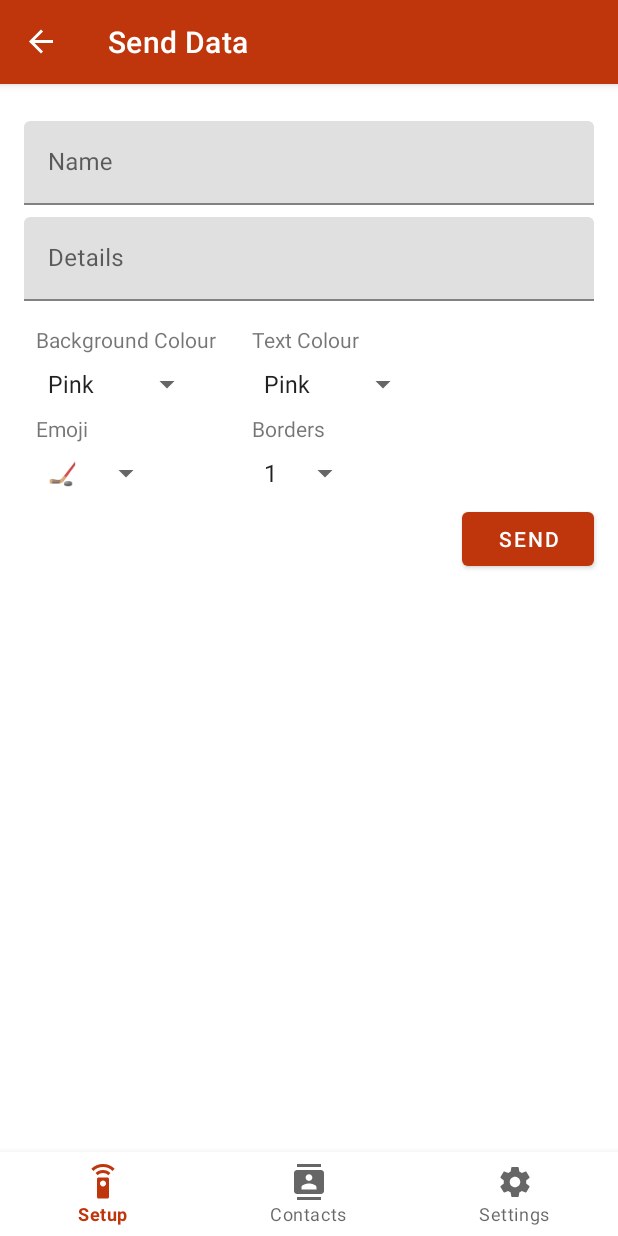
After one commit to Briggybros/Uni-Interactive-Devices, an Android app: the SendDataFragment screen opened through its navigation route, on a phone screen of 412 x 824 dp. The commit adds this screen. Run offline under Robolectric (Android 15) with nearby library versions, the phone set to English and light mode, and no system bars; our stand-ins replace Firebase (no records; nobody signed in at launch, a user with empty details on screens opened directly), navigation-ui; libraries missing offline, so code that uses them is left out: com.firebase.ui.

Commit message:
Add additional options for display data

```diff
--- a/android/app/src/main/java/rocket/team/interactivelanyard/AssignBadgeFragment.kt
+++ b/android/app/src/main/java/rocket/team/interactivelanyard/AssignBadgeFragment.kt
@@ -39,8 +39,7 @@ class AssignBadgeFragment : Fragment() {
         viewModel.isFetching.observe(this, Observer<Boolean> {
             Log.d(TAG, "Is Fetching: $it")
             assignButton.isEnabled = !it
-            Log.d(TAG, "Activity: ${activity.toString()}")
-            (activity as MainActivity).toggleProgressBar()
+            (activity as MainActivity).setProgressBar(it)
         })
 
         viewModel.resultLiveData.observe(this, Observer<String> {
--- a/android/app/src/main/java/rocket/team/interactivelanyard/ContactRequestFragment.kt
+++ b/android/app/src/main/java/rocket/team/interactivelanyard/ContactRequestFragment.kt
@@ -56,7 +56,7 @@ class ContactRequestFragment : Fragment() {
         })
 
         viewModel.isFetching.observe(this, Observer {
-            (activity as MainActivity).toggleProgressBar()
+            (activity as MainActivity).setProgressBar(it)
         })
     }
 
--- a/android/app/src/main/java/rocket/team/interactivelanyard/MainActivity.kt
+++ b/android/app/src/main/java/rocket/team/interactivelanyard/MainActivity.kt
@@ -12,7 +12,7 @@ import com.firebase.ui.auth.AuthUI
 import com.firebase.ui.auth.ErrorCodes
 import com.firebase.ui.auth.IdpResponse
 import com.google.firebase.auth.FirebaseAuth
-import kotlinx.android.synthetic.main.main_activity2_activity.*
+import kotlinx.android.synthetic.main.main_activity.*
 import java.util.*
 
 class MainActivity : AppCompatActivity() {
@@ -40,7 +40,7 @@ class MainActivity : AppCompatActivity() {
                     .build(), RC_SIGN_IN)
         }
 
-        setContentView(R.layout.main_activity2_activity)
+        setContentView(R.layout.main_activity)
         setSupportActionBar(toolbar)
 
         val navController = findNavController(R.id.nav_host_fragment)
@@ -73,7 +73,7 @@ class MainActivity : AppCompatActivity() {
         }
     }
 
-    fun toggleProgressBar() {
+    fun setProgressBar(enable: Boolean) {
         topProgressBar.visibility = if (topProgressBar.visibility == View.VISIBLE) View.INVISIBLE else View.VISIBLE
     }
 }
--- /dev/null
+++ b/android/app/src/main/java/rocket/team/interactivelanyard/SendDataFragment.kt
@@ -0,0 +1,97 @@
+package rocket.team.interactivelanyard
+
+import android.os.Bundle
+import android.util.Log
+import android.view.LayoutInflater
+import android.view.View
+import android.view.ViewGroup
+import android.widget.AdapterView
+import android.widget.Toast
+import androidx.fragment.app.Fragment
+import androidx.lifecycle.ViewModelProviders
+import kotlinx.android.synthetic.main.send_data_fragment.*
+import rocket.team.interactivelanyard.viewmodel.MainViewModel
+
+class SendDataFragment : Fragment() {
+    companion object {
+        fun newInstance() = ContactRequestFragment()
+        private const val TAG = "SendDataFragment"
+    }
+
+    private lateinit var backgroundColorVal: String
+    private lateinit var textColorVal: String
+    private lateinit var emojiVal: String
+    private lateinit var borderVal: String
+    private val viewModel: MainViewModel by lazy {
+        ViewModelProviders.of(this).get(MainViewModel::class.java)
+    }
+
+    override fun onCreateView(inflater: LayoutInflater, container: ViewGroup?,
+                              savedInstanceState: Bundle?): View? {
+        return inflater.inflate(R.layout.send_data_fragment, container, false)
+    }
+
+    override fun onActivityCreated(savedInstanceState: Bundle?) {
+        super.onActivityCreated(savedInstanceState)
+
+        backgroundColorSpinner.onItemSelectedListener = object : AdapterView.OnItemSelectedListener {
+            override fun onNothingSelected(parent: AdapterView<*>?) {
+                backgroundColorVal = "WHITE"
+            }
+
+            override fun onItemSelected(parent: AdapterView<*>?, view: View?, pos: Int, id: Long) {
+                backgroundColorVal = (parent?.getItemAtPosition(pos) as String).toUpperCase()
+            }
+        }
+
+        textColorSpinner.onItemSelectedListener = object : AdapterView.OnItemSelectedListener {
+            override fun onNothingSelected(parent: AdapterView<*>?) {
+                textColorVal = "WHITE"
+            }
+
+            override fun onItemSelected(parent: AdapterView<*>?, view: View?, pos: Int, id: Long) {
+                textColorVal = (parent?.getItemAtPosition(pos) as String).toUpperCase()
+            }
+        }
+
+        emojiSpinner.onItemSelectedListener = object : AdapterView.OnItemSelectedListener {
+            private val keys = resources.getStringArray(R.array.emojis_keys)
+            override fun onItemSelected(parent: AdapterView<*>?, view: View?, pos: Int, id: Long) {
+                emojiVal = keys[pos]
+            }
+
+            override fun onNothingSelected(p0: AdapterView<*>?) {
+                emojiVal = keys[0]
+            }
+        }
+
+        borderSpinner.onItemSelectedListener = object : AdapterView.OnItemSelectedListener {
+            override fun onNothingSelected(parent: AdapterView<*>?) {
+                borderVal = "1"
+            }
+
+            override fun onItemSelected(parent: AdapterView<*>?, view: View?, pos: Int, id: Long) {
+                borderVal = (parent?.getItemAtPosition(pos) as String).toUpperCase()
+            }
+        }
+
+        sendButton.setOnClickListener {
+            val name = nameEditText.text.toString()
+            val deets = deetsEditText.text.toString()
+            val data = "{" +
+                    "\"name\": \"$name\", " +
+                    "\"deets\": \"$deets\"" +
+                    "\"backgroundColor\": \"$backgroundColorVal\"" +
+                    "\"textColor\": \"$textColorVal\"" +
+                    "\"emoji\": \"$emojiVal\"" +
+                    "\"border\": \"$borderVal\"" +
+                    "}"
+            val succ = viewModel.sendData(data)
+            if (succ) {
+                Toast.makeText(context, "Sent data", Toast.LENGTH_SHORT).show()
+            } else {
+                Toast.makeText(context, "Could not send data", Toast.LENGTH_SHORT).show()
+            }
+        }
+    }
+}
--- a/android/app/src/main/res/layout/assign_badge_fragment.xml
+++ b/android/app/src/main/res/layout/assign_badge_fragment.xml
@@ -25,8 +25,7 @@
                 android:id="@+id/badgeIdEditText"
                 android:layout_width="match_parent"
                 android:layout_height="wrap_content"
-                android:hint="Badge ID"
-                android:inputType="number" />
+                android:hint="Badge ID" />
 
         </com.google.android.material.textfield.TextInputLayout>
 
--- a/android/app/src/main/res/layout/main_activity2_activity.xml
+++ b/android/app/src/main/res/layout/main_activity.xml
@@ -36,25 +36,27 @@
             android:indeterminate="true" />
     </LinearLayout>
 
-    <fragment
-        android:id="@+id/nav_host_fragment"
-        android:name="androidx.navigation.fragment.NavHostFragment"
+    <FrameLayout
         android:layout_width="match_parent"
         android:layout_height="0dp"
-        app:defaultNavHost="true"
-        app:layout_constraintBottom_toTopOf="@+id/navigation"
+        app:layout_constraintTop_toBottomOf="@+id/top_container"
+        app:layout_constraintBottom_toTopOf="@id/navigation"
         app:layout_constraintEnd_toEndOf="parent"
-        app:layout_constraintStart_toStartOf="parent"
-        app:layout_constraintTop_toBottomOf="@+id/top_container"
-        app:navGraph="@navigation/nav_graph" />
+        app:layout_constraintStart_toStartOf="parent">
+        <fragment
+            android:id="@+id/nav_host_fragment"
+            android:name="androidx.navigation.fragment.NavHostFragment"
+            android:layout_width="match_parent"
+            android:layout_height="match_parent"
+            app:defaultNavHost="true"
+            app:navGraph="@navigation/nav_graph" />
+    </FrameLayout>
 
 
     <com.google.android.material.bottomnavigation.BottomNavigationView
         android:id="@+id/navigation"
-        android:layout_width="0dp"
+        android:layout_width="match_parent"
         android:layout_height="wrap_content"
-        android:layout_marginStart="0dp"
-        android:layout_marginEnd="0dp"
         android:background="?android:attr/windowBackground"
         app:layout_constraintBottom_toBottomOf="parent"
         app:layout_constraintLeft_toLeftOf="parent"
--- /dev/null
+++ b/android/app/src/main/res/layout/send_data_fragment.xml
@@ -0,0 +1,134 @@
+<?xml version="1.0" encoding="utf-8"?>
+<ScrollView xmlns:android="http://schemas.android.com/apk/res/android"
+    xmlns:app="http://schemas.android.com/apk/res-auto"
+    xmlns:tools="http://schemas.android.com/tools"
+    android:layout_height="match_parent"
+    android:layout_width="match_parent"
+    tools:context=".SendDataFragment">
+    <androidx.constraintlayout.widget.ConstraintLayout
+        android:layout_width="match_parent"
+        android:layout_height="wrap_content">
+
+        <com.google.android.material.textfield.TextInputLayout
+            android:id="@+id/textInputLayout"
+            android:layout_width="match_parent"
+            android:layout_height="wrap_content"
+            android:layout_marginStart="16dp"
+            android:layout_marginTop="16dp"
+            android:layout_marginEnd="16dp"
+            app:layout_constraintBottom_toTopOf="@+id/textInputLayout2"
+            app:layout_constraintEnd_toEndOf="parent"
+            app:layout_constraintStart_toStartOf="parent"
+            app:layout_constraintTop_toTopOf="parent">
+
+            <com.google.android.material.textfield.TextInputEditText
+                android:id="@+id/nameEditText"
+                android:layout_width="match_parent"
+                android:layout_height="wrap_content"
+                android:hint="Name" />
+
+        </com.google.android.material.textfield.TextInputLayout>
+
+        <com.google.android.material.textfield.TextInputLayout
+            android:id="@+id/textInputLayout2"
+            android:layout_width="match_parent"
+            android:layout_height="wrap_content"
+            android:layout_marginStart="16dp"
+            android:layout_marginTop="8dp"
+            android:layout_marginEnd="16dp"
+            app:layout_constraintEnd_toEndOf="parent"
+            app:layout_constraintStart_toStartOf="parent"
+            app:layout_constraintTop_toBottomOf="@+id/textInputLayout">
+
+            <com.google.android.material.textfield.TextInputEditText
+                android:id="@+id/deetsEditText"
+                android:layout_width="match_parent"
+                android:layout_height="wrap_content"
+                android:hint="Details" />
+
+        </com.google.android.material.textfield.TextInputLayout>
+
+        <TextView
+            android:id="@+id/textView"
+            android:layout_width="wrap_content"
+            android:layout_height="wrap_content"
+            android:layout_marginStart="24dp"
+            android:layout_marginTop="16dp"
+            android:text="Background Colour"
+            app:layout_constraintStart_toStartOf="parent"
+            app:layout_constraintTop_toBottomOf="@+id/textInputLayout2" />
+
+        <Spinner
+            android:id="@+id/backgroundColorSpinner"
+            android:layout_width="wrap_content"
+            android:layout_height="wrap_content"
+            android:layout_marginTop="8dp"
+            android:entries="@array/colors"
+            app:layout_constraintStart_toStartOf="@+id/textView"
+            app:layout_constraintTop_toBottomOf="@+id/textView" />
+
+        <TextView
+            android:id="@+id/textView2"
+            android:layout_width="wrap_content"
+            android:layout_height="wrap_content"
+            android:layout_marginStart="24dp"
+            android:text="Text Colour"
+            app:layout_constraintStart_toEndOf="@+id/textView"
+            app:layout_constraintTop_toTopOf="@+id/textView" />
+
+        <Spinner
+            android:id="@+id/textColorSpinner"
+            android:layout_width="wrap_content"
+            android:layout_height="wrap_content"
+            android:layout_marginTop="8dp"
+            android:entries="@array/colors"
+            app:layout_constraintStart_toStartOf="@+id/textView2"
+            app:layout_constraintTop_toBottomOf="@+id/textView2" />
+
+        <TextView
+            android:id="@+id/textView3"
+            android:layout_width="wrap_content"
+            android:layout_height="wrap_content"
+            android:layout_marginTop="8dp"
+            android:text="Emoji"
+            app:layout_constraintStart_toStartOf="@+id/backgroundColorSpinner"
+            app:layout_constraintTop_toBottomOf="@+id/backgroundColorSpinner" />
+
+        <Spinner
+            android:id="@+id/emojiSpinner"
+            android:layout_width="wrap_content"
+            android:layout_height="wrap_content"
+            android:layout_marginTop="8dp"
+            android:entries="@array/emojis"
+            app:layout_constraintStart_toStartOf="@+id/textView3"
+            app:layout_constraintTop_toBottomOf="@+id/textView3" />
+
+        <TextView
+            android:id="@+id/textView4"
+            android:layout_width="wrap_content"
+            android:layout_height="wrap_content"
+            android:text="Borders"
+            app:layout_constraintStart_toStartOf="@+id/textColorSpinner"
+            app:layout_constraintTop_toTopOf="@+id/textView3" />
+
+        <Spinner
+            android:id="@+id/borderSpinner"
+            android:layout_width="wrap_content"
+            android:layout_height="wrap_content"
+            android:layout_marginTop="8dp"
+            android:entries="@array/borders"
+            app:layout_constraintStart_toStartOf="@+id/textView4"
+            app:layout_constraintTop_toBottomOf="@+id/textView4" />
+
+        <com.google.android.material.button.MaterialButton
+            android:id="@+id/sendButton"
+            android:layout_width="wrap_content"
+            android:layout_height="wrap_content"
+            android:layout_marginTop="8dp"
+            android:layout_marginEnd="16dp"
+            android:text="Send"
+            app:layout_constraintEnd_toEndOf="parent"
+            app:layout_constraintTop_toBottomOf="@+id/borderSpinner" />
+
+    </androidx.constraintlayout.widget.ConstraintLayout>
+</ScrollView>
--- a/android/app/src/main/res/navigation/nav_graph.xml
+++ b/android/app/src/main/res/navigation/nav_graph.xml
@@ -9,7 +9,11 @@
         android:id="@+id/device_list"
         android:name="rocket.team.interactivelanyard.MainActivityFragment"
         android:label="Home"
-        tools:layout="@layout/main_activity2_fragment" />
+        tools:layout="@layout/main_activity_fragment" >
+        <action
+            android:id="@+id/action_device_list_to_send_data"
+            app:destination="@id/send_data" />
+    </fragment>
     <fragment
         android:id="@+id/navigation_setup"
         android:name="rocket.team.interactivelanyard.AssignBadgeFragment"
@@ -35,4 +39,9 @@
         android:name="rocket.team.interactivelanyard.SettingsFragment"
         android:label="Settings"
         tools:layout="@layout/settings_fragment" />
+    <fragment
+        android:id="@+id/send_data"
+        android:name="rocket.team.interactivelanyard.SendDataFragment"
+        android:label="Send Data"
+        tools:layout="@layout/send_data_fragment" />
 </navigation>
--- a/android/app/src/main/res/values/strings.xml
+++ b/android/app/src/main/res/values/strings.xml
@@ -8,4 +8,34 @@
     <string name="title_setup">Setup</string>
     <string name="title_contacts">Contacts</string>
     <string name="title_notifications">Settings</string>
+
+    <string-array name="colors">
+        <item>Pink</item>
+        <item>Green</item>
+        <item>White</item>
+        <item>Blue</item>
+        <item>Yellow</item>
+    </string-array>
+
+    <string-array name="emojis">
+        <item>🏒</item>
+        <item>🎮</item>
+        <item>💻</item>
+        <item>🎓</item>
+        <item>🍔</item>
+    </string-array>
+
+    <string-array name="emojis_keys">
+        <item>32</item>
+        <item>cogs</item>
+        <item>css</item>
+        <item>su</item>
+        <item>144</item>
+    </string-array>
+
+    <string-array name="borders">
+        <item>1</item>
+        <item>2</item>
+        <item>3</item>
+    </string-array>
 </resources>
```
Also changed, not shown: android/app/src/main/java/rocket/team/interactivelanyard/BtDeviceAdapter.kt (+2 -24 lines), android/app/src/main/java/rocket/team/interactivelanyard/MainActivityFragment.kt (+9 -17 lines), android/app/src/main/java/rocket/team/interactivelanyard/repository/BluetoothRepository.kt (+12 -14 lines), android/app/src/main/java/rocket/team/interactivelanyard/viewmodel/MainViewModel.kt (+10 -11 lines), android/app/src/main/res/layout/main_activity2_fragment.xml (deleted, +0 -90 lines), android/app/src/main/res/layout/main_activity_fragment.xml (added, +32 -0 lines).
